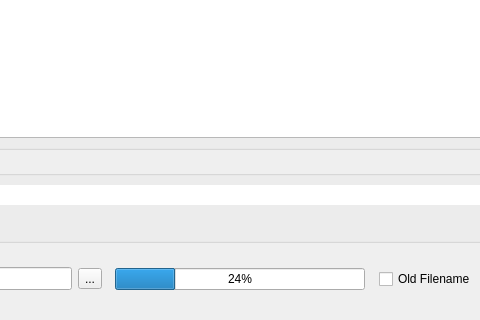
Qt form gui/buildGUI.ui (lhalb/Figurprogrammierung) before a commit; both pictures show x 168 to 648 and y 221 to 541 of the 781 by 541 pixel window.
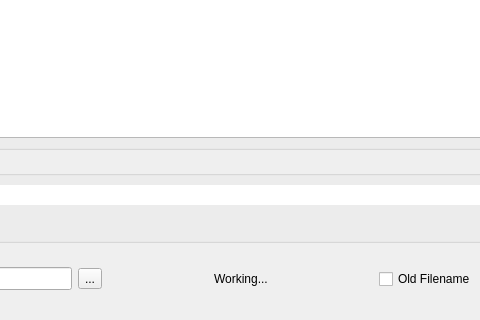
The same form after that commit.

Commit message: Minor Changes - Option added to change Progress Bar

```diff
--- a/gui/buildGUI.ui
+++ b/gui/buildGUI.ui
@@ -288,15 +288,9 @@
       </spacer>
      </item>
      <item>
-      <widget class="QProgressBar" name="pb_layers">
-       <property name="minimumSize">
-        <size>
-         <width>250</width>
-         <height>0</height>
-        </size>
-       </property>
-       <property name="value">
-        <number>24</number>
+      <widget class="QLabel" name="status_label">
+       <property name="text">
+        <string>Working...</string>
        </property>
       </widget>
      </item>
```
The commit also changes 3 other files.
